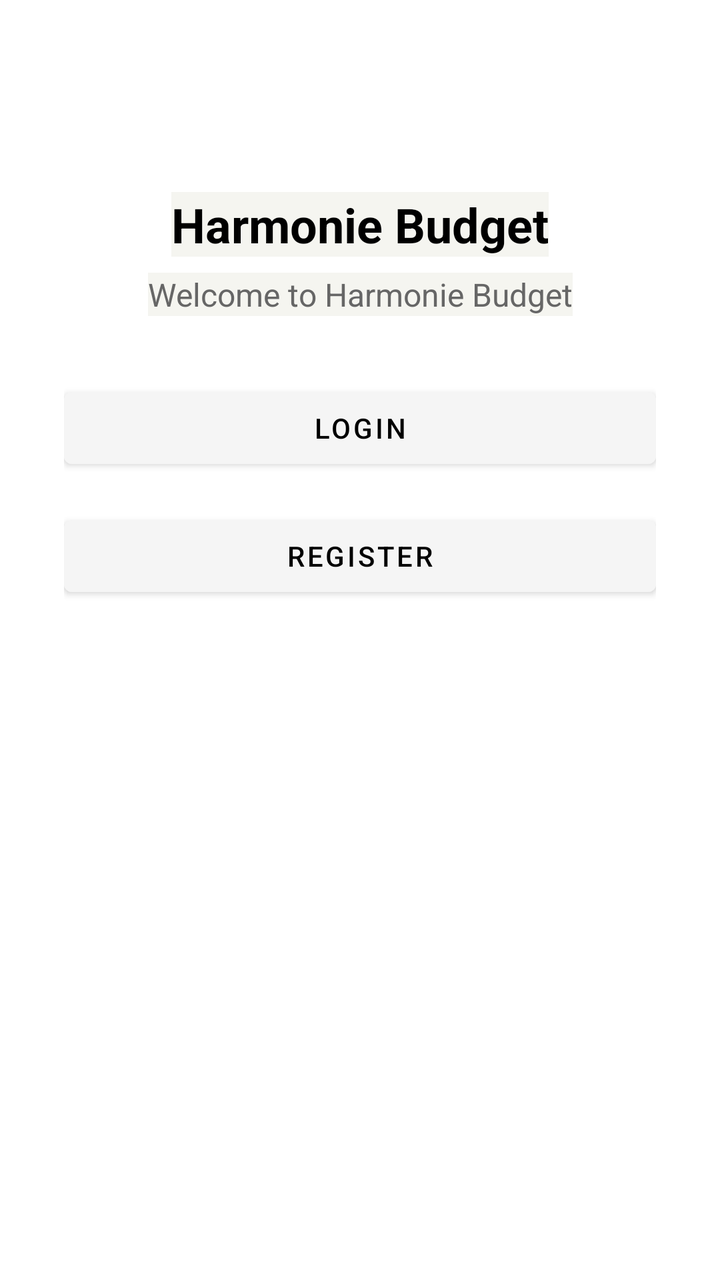
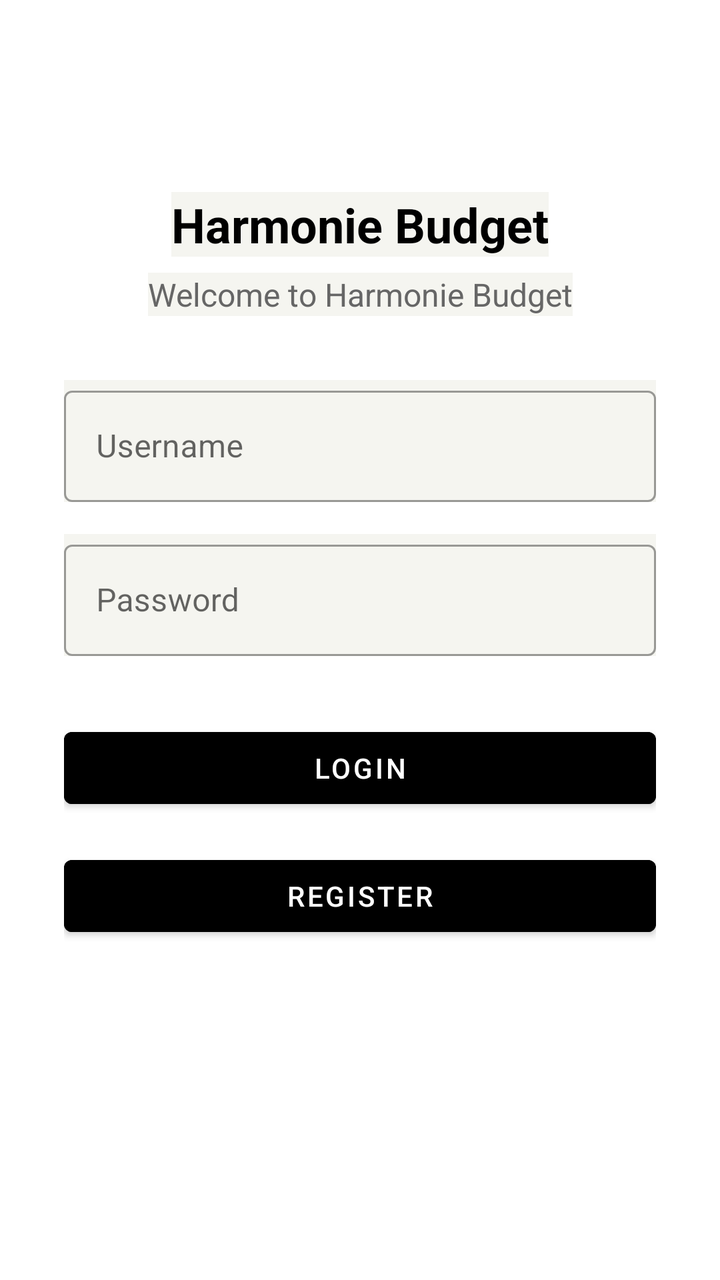

An Android layout rendered at two revisions. The XML below is the earlier revision; the diff shows what the commit changed to produce the second picture.
<!-- AndroidManifest.xml: application theme Theme.HarmonieBudgetAppKt -->
<!-- res/layout/activity_main.xml -->
<?xml version="1.0" encoding="utf-8"?>
<androidx.constraintlayout.widget.ConstraintLayout
    xmlns:android="http://schemas.android.com/apk/res/android"
    xmlns:app="http://schemas.android.com/apk/res-auto"
    android:layout_width="match_parent"
    android:layout_height="match_parent"
    android:background="#FFFFFF"
    android:padding="32dp">

    
    <TextView
        android:id="@+id/tv_app_title"
        android:layout_width="wrap_content"
        android:layout_height="wrap_content"
        android:text="@string/app_name"
        android:textSize="24sp"
        android:textColor="#000000"
        android:textStyle="bold"
        app:layout_constraintTop_toTopOf="parent"
        app:layout_constraintStart_toStartOf="parent"
        app:layout_constraintEnd_toEndOf="parent"
        android:layout_marginTop="64dp" />

    
    <TextView
        android:id="@+id/tv_welcome"
        android:layout_width="wrap_content"
        android:layout_height="wrap_content"
        android:text="@string/welcome_text"
        android:textSize="16sp"
        android:textColor="#666666"
        app:layout_constraintTop_toBottomOf="@id/tv_app_title"
        app:layout_constraintStart_toStartOf="parent"
        app:layout_constraintEnd_toEndOf="parent"
        android:layout_marginTop="8dp" />

    
    <Button
        android:id="@+id/btn_login"
        android:layout_width="0dp"
        android:layout_height="wrap_content"
        android:text="@string/btn_login"
        android:backgroundTint="#F5F5F5"
        android:textColor="#000000"
        app:layout_constraintTop_toBottomOf="@id/tv_welcome"
        app:layout_constraintStart_toStartOf="parent"
        app:layout_constraintEnd_toEndOf="parent"
        android:layout_marginTop="32dp" />

    
    
    <Button
        android:id="@+id/btn_register"
        android:layout_width="0dp"
        android:layout_height="wrap_content"
        android:text="@string/btn_register"
        android:backgroundTint="#F5F5F5"
        android:textColor="#000000"
        app:layout_constraintTop_toBottomOf="@id/btn_login"
        app:layout_constraintStart_toStartOf="parent"
        app:layout_constraintEnd_toEndOf="parent"
        android:layout_marginTop="16dp" />

</androidx.constraintlayout.widget.ConstraintLayout>
<!-- resources referenced by this layout -->
<resources>
  <string name="app_name">Harmonie Budget</string>
  <string name="btn_login">Login</string>
  <string name="btn_register">Register</string>
  <string name="welcome_text">Welcome to Harmonie Budget</string>
  <style name="Theme.HarmonieBudgetAppKt" parent="Theme.MaterialComponents.DayNight.NoActionBar">
          <item name="colorPrimary">#007AFF</item>
          <item name="colorPrimaryVariant">#007AFF</item>
          <item name="colorOnPrimary">#FFFFFF</item>
          <item name="colorSecondary">#34C759</item>
          <item name="colorOnSecondary">#FFFFFF</item>
          <item name="android:statusBarColor">#F5F5F0</item>
          <item name="android:windowLightStatusBar">true</item>
          <item name="android:background">#F5F5F0</item>
      </style>
</resources>

<!-- the commit's change to res/layout/activity_main.xml (unified diff, before → after) -->
@@ -35,27 +35,63 @@
         android:layout_marginTop="8dp" />
 
     
+    <com.google.android.material.textfield.TextInputLayout
+        android:id="@+id/til_username"
+        android:layout_width="0dp"
+        android:layout_height="wrap_content"
+        android:hint="@string/hint_username"
+        style="@style/Widget.MaterialComponents.TextInputLayout.OutlinedBox"
+        app:layout_constraintTop_toBottomOf="@id/tv_welcome"
+        app:layout_constraintStart_toStartOf="parent"
+        app:layout_constraintEnd_toEndOf="parent"
+        android:layout_marginTop="32dp">
+        <com.google.android.material.textfield.TextInputEditText
+            android:id="@+id/et_username"
+            android:layout_width="match_parent"
+            android:layout_height="wrap_content"
+            android:backgroundTint="#E0E0E0" />
+    </com.google.android.material.textfield.TextInputLayout>
+
+    
+    <com.google.android.material.textfield.TextInputLayout
+        android:id="@+id/til_password"
+        android:layout_width="0dp"
+        android:layout_height="wrap_content"
+        android:hint="@string/hint_password"
+        style="@style/Widget.MaterialComponents.TextInputLayout.OutlinedBox"
+        app:layout_constraintTop_toBottomOf="@id/til_username"
+        app:layout_constraintStart_toStartOf="parent"
+        app:layout_constraintEnd_toEndOf="parent"
+        android:layout_marginTop="16dp">
+        <com.google.android.material.textfield.TextInputEditText
+            android:id="@+id/et_password"
+            android:layout_width="match_parent"
+            android:layout_height="wrap_content"
+            android:inputType="textPassword"
+            android:backgroundTint="#E0E0E0" />
+    </com.google.android.material.textfield.TextInputLayout>
+
+    
     <Button
         android:id="@+id/btn_login"
         android:layout_width="0dp"
         android:layout_height="wrap_content"
         android:text="@string/btn_login"
-        android:backgroundTint="#F5F5F5"
-        android:textColor="#000000"
-        app:layout_constraintTop_toBottomOf="@id/tv_welcome"
+        android:backgroundTint="#000000"
+        android:textColor="#FFFFFF"
+        app:layout_constraintTop_toBottomOf="@id/til_password"
         app:layout_constraintStart_toStartOf="parent"
         app:layout_constraintEnd_toEndOf="parent"
         android:layout_marginTop="32dp" />
 
-    
     
     <Button
         android:id="@+id/btn_register"
         android:layout_width="0dp"
         android:layout_height="wrap_content"
         android:text="@string/btn_register"
-        android:backgroundTint="#F5F5F5"
-        android:textColor="#000000"
+        android:backgroundTint="#000000"
+        android:textColor="#FFFFFF"
         app:layout_constraintTop_toBottomOf="@id/btn_login"
         app:layout_constraintStart_toStartOf="parent"
         app:layout_constraintEnd_toEndOf="parent"
<!-- resource entries referenced after the edit -->
@@ -3,6 +3,8 @@
   <string name="app_name">Harmonie Budget</string>
   <string name="btn_login">Login</string>
   <string name="btn_register">Register</string>
+  <string name="hint_password">Password</string>
+  <string name="hint_username">Username</string>
   <string name="welcome_text">Welcome to Harmonie Budget</string>
   <style name="Theme.HarmonieBudgetAppKt" parent="Theme.MaterialComponents.DayNight.NoActionBar">
           <item name="colorPrimary">#007AFF</item>
